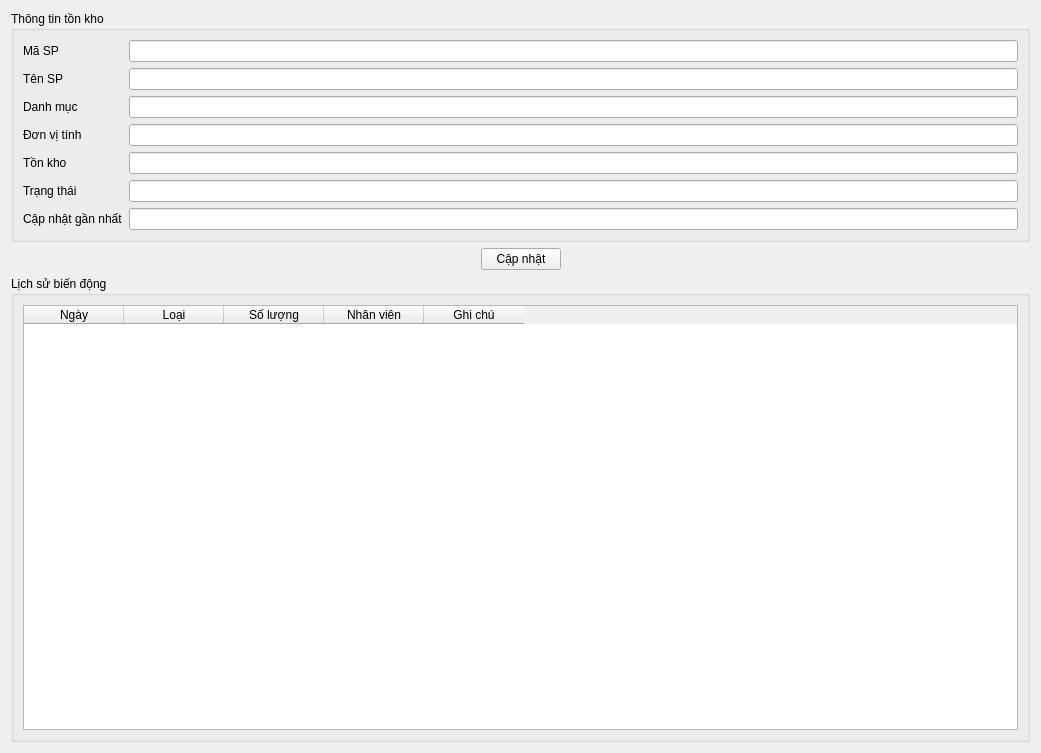
Qt form ui/inventory_detail.ui (thinh-doan/sales-and-warehouse-management-system) before a commit.
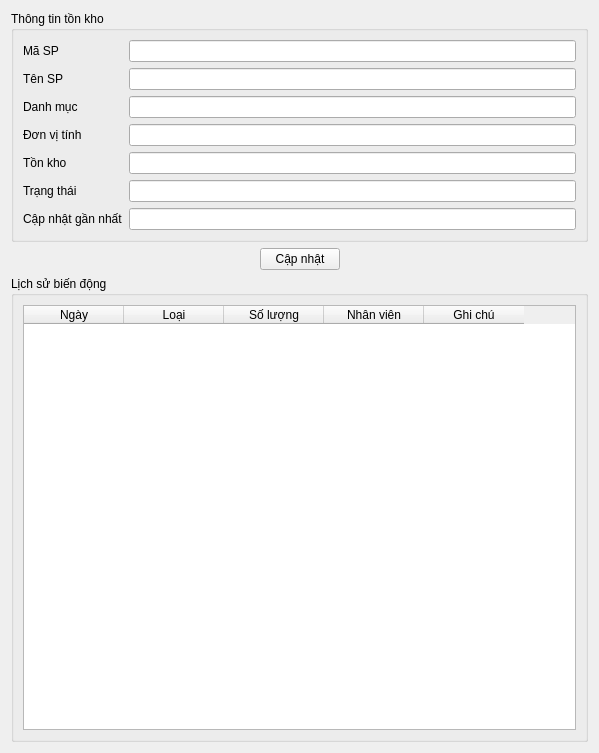
The same form after that commit. Icons and pictures are not drawn.

```diff
--- a/ui/inventory_detail.ui
+++ b/ui/inventory_detail.ui
@@ -6,7 +6,7 @@
    <rect>
     <x>0</x>
     <y>0</y>
-    <width>1041</width>
+    <width>599</width>
     <height>753</height>
    </rect>
   </property>
```
